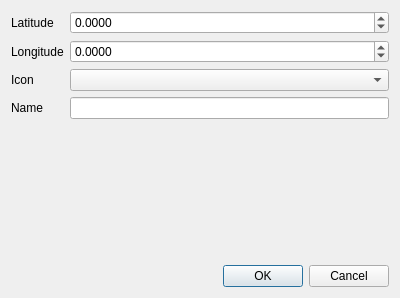
Qt form scwx-qt/source/scwx/qt/ui/edit_marker_dialog.ui (AdenKoperczak/supercell-wx) before a commit.
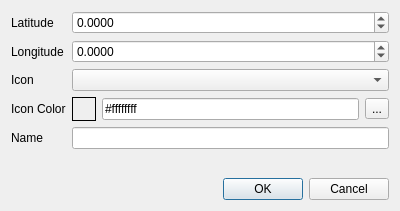
The same form after that commit. Icons and pictures are not drawn.

Commit message: Changed how icon coloring works to make it more flexable an usable

```diff
--- a/scwx-qt/source/scwx/qt/ui/edit_marker_dialog.ui
+++ b/scwx-qt/source/scwx/qt/ui/edit_marker_dialog.ui
@@ -7,33 +7,33 @@
     <x>0</x>
     <y>0</y>
     <width>400</width>
-    <height>298</height>
+    <height>211</height>
    </rect>
   </property>
   <property name="windowTitle">
    <string>Edit Location Marker</string>
   </property>
   <layout class="QGridLayout" name="gridLayout">
-   <item row="0" column="1">
-    <widget class="QDoubleSpinBox" name="latitudeDoubleSpinBox">
-     <property name="decimals">
-      <number>4</number>
-     </property>
-     <property name="minimum">
-      <double>-90.000000000000000</double>
-     </property>
-     <property name="maximum">
-      <double>90.000000000000000</double>
-     </property>
-    </widget>
-   </item>
-   <item row="1" column="0">
-    <widget class="QLabel" name="label_3">
+   <item row="2" column="0">
+    <widget class="QLabel" name="label_4">
      <property name="text">
-      <string>Longitude</string>
+      <string>Icon</string>
      </property>
     </widget>
    </item>
+   <item row="6" column="0" colspan="2">
+    <widget class="QDialogButtonBox" name="buttonBox">
+     <property name="orientation">
+      <enum>Qt::Orientation::Horizontal</enum>
+     </property>
+     <property name="standardButtons">
+      <set>QDialogButtonBox::StandardButton::Cancel|QDialogButtonBox::StandardButton::Ok</set>
+     </property>
+    </widget>
+   </item>
+   <item row="2" column="1">
+    <widget class="QComboBox" name="iconComboBox"/>
+   </item>
    <item row="0" column="0">
     <widget class="QLabel" name="label_2">
      <property name="text">
@@ -54,37 +54,37 @@
      </property>
     </widget>
    </item>
-   <item row="5" column="0" colspan="2">
-    <widget class="QDialogButtonBox" name="buttonBox">
-     <property name="orientation">
-      <enum>Qt::Orientation::Horizontal</enum>
-     </property>
-     <property name="standardButtons">
-      <set>QDialogButtonBox::StandardButton::Cancel|QDialogButtonBox::StandardButton::Ok</set>
-     </property>
-    </widget>
-   </item>
-   <item row="2" column="0">
-    <widget class="QLabel" name="label_4">
-     <property name="text">
-      <string>Icon</string>
-     </property>
-    </widget>
-   </item>
-   <item row="2" column="1">
-    <widget class="QComboBox" name="iconComboBox"/>
-   </item>
-   <item row="3" column="1">
+   <item row="4" column="1">
     <widget class="QLineEdit" name="nameLineEdit"/>
    </item>
-   <item row="3" column="0">
+   <item row="4" column="0">
     <widget class="QLabel" name="label">
      <property name="text">
       <string>Name</string>
      </property>
     </widget>
    </item>
-   <item row="4" column="0">
+   <item row="0" column="1">
+    <widget class="QDoubleSpinBox" name="latitudeDoubleSpinBox">
+     <property name="decimals">
+      <number>4</number>
+     </property>
+     <property name="minimum">
+      <double>-90.000000000000000</double>
+     </property>
+     <property name="maximum">
+      <double>90.000000000000000</double>
+     </property>
+    </widget>
+   </item>
+   <item row="1" column="0">
+    <widget class="QLabel" name="label_3">
+     <property name="text">
+      <string>Longitude</string>
+     </property>
+    </widget>
+   </item>
+   <item row="5" column="0">
     <spacer name="verticalSpacer">
      <property name="orientation">
       <enum>Qt::Orientation::Vertical</enum>
@@ -97,6 +97,51 @@
      </property>
     </spacer>
    </item>
+   <item row="3" column="0">
+    <widget class="QLabel" name="label_5">
+     <property name="text">
+      <string>Icon Color</string>
+     </property>
+    </widget>
+   </item>
+   <item row="3" column="1">
+    <layout class="QHBoxLayout" name="horizontalLayout">
+     <item>
+      <widget class="QFrame" name="iconColorFrame">
+       <property name="minimumSize">
+        <size>
+         <width>24</width>
+         <height>24</height>
+        </size>
+       </property>
+       <property name="frameShape">
+        <enum>QFrame::Shape::Box</enum>
+       </property>
+       <property name="frameShadow">
+        <enum>QFrame::Shadow::Plain</enum>
+       </property>
+      </widget>
+     </item>
+     <item>
+      <widget class="QLineEdit" name="iconColorLineEdit">
+       <property name="text">
+        <string>#ffffffff</string>
+       </property>
+      </widget>
+     </item>
+     <item>
+      <widget class="QToolButton" name="iconColorButton">
+       <property name="text">
+        <string>...</string>
+       </property>
+       <property name="icon">
+        <iconset resource="../../../../scwx-qt.qrc">
+         <normaloff>:/res/icons/font-awesome-6/palette-solid.svg</normaloff>:/res/icons/font-awesome-6/palette-solid.svg</iconset>
+       </property>
+      </widget>
+     </item>
+    </layout>
+   </item>
   </layout>
  </widget>
  <resources>
```
The commit also changes 9 other files.
